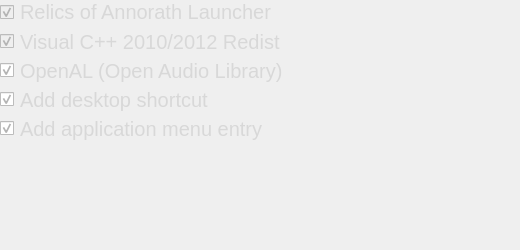
The window that src/ui/roapagecomponents.ui (Lerentis/ROAI) describes before a commit, drawn with Qt 5.
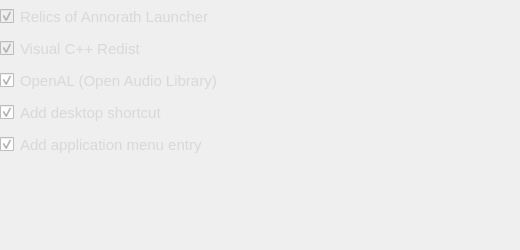
The same window after the commit.

What changed in the file:
```diff
--- a/src/ui/roapagecomponents.ui
+++ b/src/ui/roapagecomponents.ui
@@ -40,7 +40,7 @@
      <x>0</x>
      <y>0</y>
      <width>520</width>
-     <height>140</height>
+     <height>162</height>
     </rect>
    </property>
    <property name="font">
@@ -58,13 +58,16 @@
       <property name="enabled">
        <bool>false</bool>
       </property>
+      <property name="font">
+       <font>
+        <pointsize>11</pointsize>
+       </font>
+      </property>
       <property name="toolTip">
        <string>The Relics of Annorath Launcher</string>
       </property>
       <property name="styleSheet">
-       <string notr="true">color: rgb(216, 216, 216);
-font-size: 20px;
-font-family: &quot;Ubuntu&quot;;</string>
+       <string notr="true">color: rgb(216, 216, 216);</string>
       </property>
       <property name="text">
        <string>Relics of Annorath Launcher</string>
@@ -82,16 +85,19 @@
       <property name="enabled">
        <bool>false</bool>
       </property>
+      <property name="font">
+       <font>
+        <pointsize>11</pointsize>
+       </font>
+      </property>
       <property name="toolTip">
        <string>MSVC Runtime, if unsure please install</string>
       </property>
       <property name="styleSheet">
-       <string notr="true">color: rgb(216, 216, 216);
-font-size: 20px;
-font-family: &quot;Ubuntu&quot;;</string>
+       <string notr="true">color: rgb(216, 216, 216);</string>
       </property>
       <property name="text">
-       <string>Visual C++ 2010/2012 Redist</string>
+       <string>Visual C++ Redist</string>
       </property>
       <property name="checked">
        <bool>true</bool>
@@ -100,13 +106,16 @@
     </item>
     <item>
      <widget class="QCheckBox" name="cbOAL">
+      <property name="font">
+       <font>
+        <pointsize>11</pointsize>
+       </font>
+      </property>
       <property name="toolTip">
        <string>OpenAL runtime, needed for sound playback</string>
       </property>
       <property name="styleSheet">
-       <string notr="true">color: rgb(216, 216, 216);
-font-size: 20px;
-font-family: &quot;Ubuntu&quot;;</string>
+       <string notr="true">color: rgb(216, 216, 216);</string>
       </property>
       <property name="text">
        <string>OpenAL (Open Audio Library)</string>
@@ -118,10 +127,13 @@
     </item>
     <item>
      <widget class="QCheckBox" name="cbDesktop">
+      <property name="font">
+       <font>
+        <pointsize>11</pointsize>
+       </font>
+      </property>
       <property name="styleSheet">
-       <string notr="true">color: rgb(216, 216, 216);
-font-size: 20px;
-font-family: &quot;Ubuntu&quot;;</string>
+       <string notr="true">color: rgb(216, 216, 216);</string>
       </property>
       <property name="text">
        <string>Add desktop shortcut</string>
@@ -133,10 +145,13 @@
     </item>
     <item>
      <widget class="QCheckBox" name="cbMenuEntry">
+      <property name="font">
+       <font>
+        <pointsize>11</pointsize>
+       </font>
+      </property>
       <property name="styleSheet">
-       <string notr="true">color: rgb(216, 216, 216);
-font-size: 20px;
-font-family: &quot;Ubuntu&quot;;</string>
+       <string notr="true">color: rgb(216, 216, 216);</string>
       </property>
       <property name="text">
        <string>Add application menu entry</string>
```
